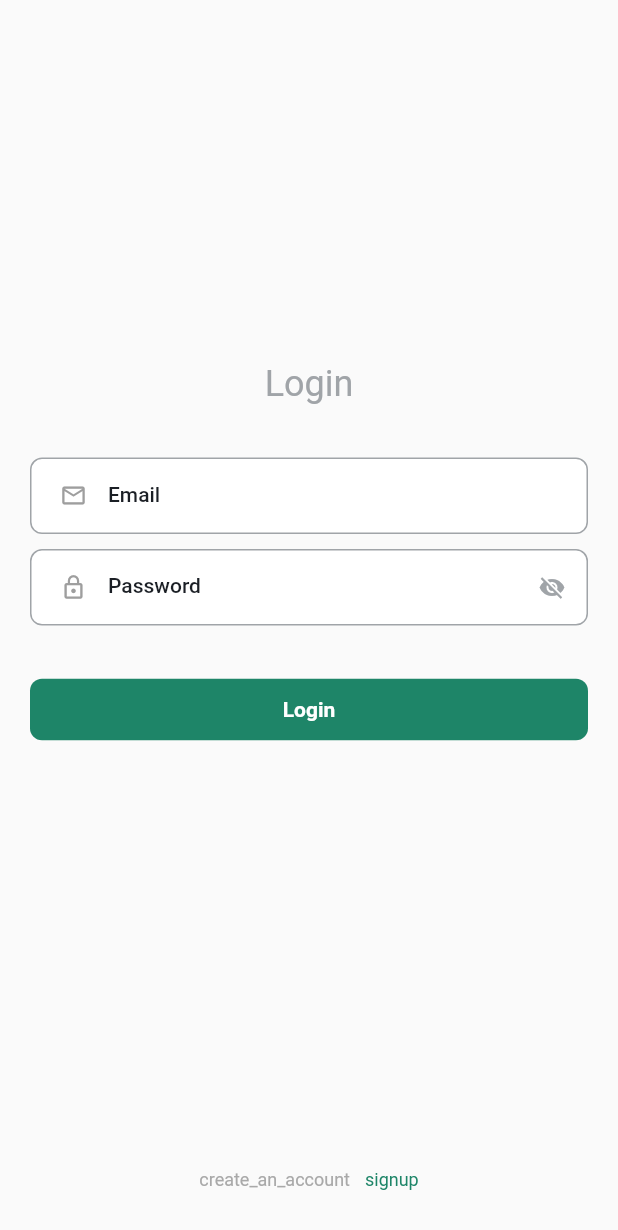
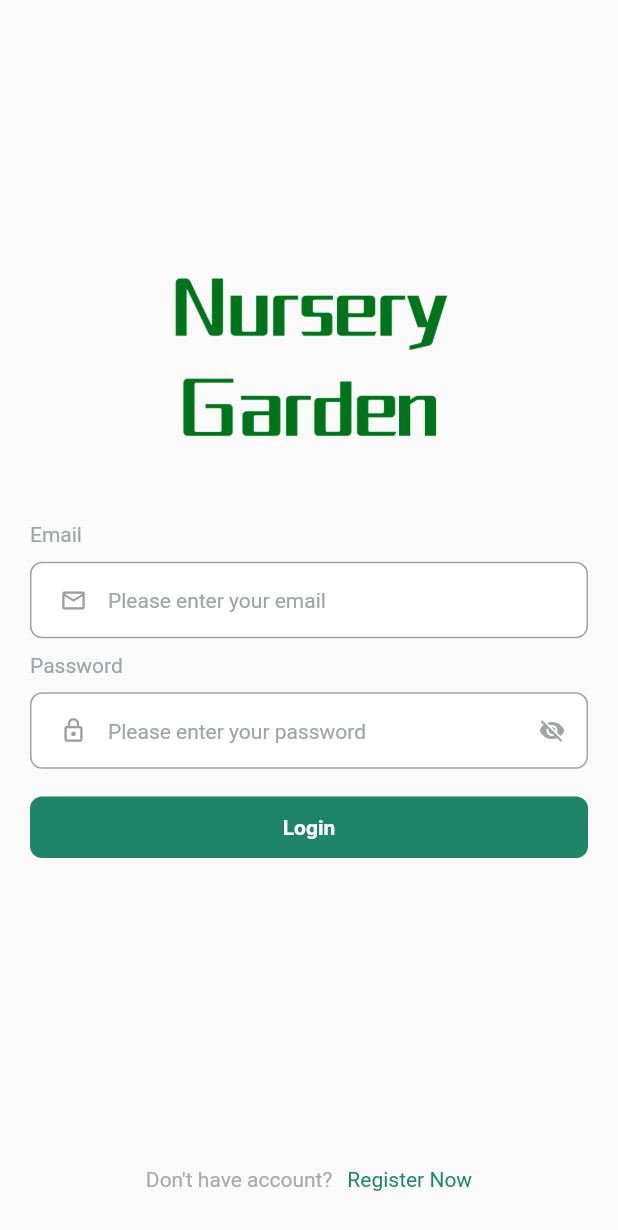
Before and after one commit to SimJiaYang/ng_app, a Flutter app: the screen it shows after launch, on a phone screen of 412 x 824 dp. Shown: the top 1230 px of the screen. Run offline on Flutter 3.47's test engine with Material 2 defaults, Android fonts, the phone set to English and light mode, and no system bars; our stand-ins replace connectivity_plus, dio, fluro, flutter_dotenv, get_it, shared_preferences.

Commit message:
Adjust the Login UI

```diff
--- a/lib/main.dart
+++ b/lib/main.dart
@@ -43,6 +43,8 @@ class _MyAppState extends State<MyApp> {
           debugShowCheckedModeBanner: false,
           navigatorKey: MyApp.navigatorKey,
           theme: ThemeData().copyWith(
+              colorScheme:
+                  ColorScheme.light().copyWith(background: Colors.white),
               primaryColor: Color.fromARGB(255, 30, 133, 104),
               useMaterial3: true),
         );
--- a/lib/util/dimensions.dart
+++ b/lib/util/dimensions.dart
@@ -12,5 +12,6 @@ class Dimensions {
   static const double PADDING_SIZE_LARGE = 20.0;
   static const double PADDING_SIZE_EXTRA_LARGE = 25.0;
 
+  static const double SPACING_SMALL = 10.0;
   static const int MESSAGE_INPUT_LENGTH = 250;
 }
--- a/lib/util/images.dart
+++ b/lib/util/images.dart
@@ -1,3 +1,4 @@
 class Images {
   static const String splash = 'assets/image/no_internet.jpg';
+  static const String app_icon = 'assets/image/app_icon.png';
 }
--- /dev/null
+++ b/lib/view/base/custom_space.dart
@@ -0,0 +1,26 @@
+import 'package:flutter/material.dart';
+import 'package:nurserygardenapp/util/dimensions.dart';
+
+class VerticalSpacing extends StatelessWidget {
+  final double? height;
+  const VerticalSpacing({this.height = Dimensions.SPACING_SMALL, super.key});
+
+  @override
+  Widget build(BuildContext context) {
+    return SizedBox(
+      height: height,
+    );
+  }
+}
+
+class HorizontalSpacing extends StatelessWidget {
+  final double? width;
+  const HorizontalSpacing({this.width = Dimensions.SPACING_SMALL, super.key});
+
+  @override
+  Widget build(BuildContext context) {
+    return SizedBox(
+      width: width,
+    );
+  }
+}
--- a/lib/view/screen/auth/login_screen.dart
+++ b/lib/view/screen/auth/login_screen.dart
@@ -2,9 +2,11 @@ import 'package:flutter/material.dart';
 import 'package:nurserygardenapp/providers/auth_provider.dart';
 import 'package:nurserygardenapp/util/color_resources.dart';
 import 'package:nurserygardenapp/util/dimensions.dart';
+import 'package:nurserygardenapp/util/images.dart';
 import 'package:nurserygardenapp/util/routes.dart';
 import 'package:nurserygardenapp/view/base/custom_button.dart';
 import 'package:nurserygardenapp/view/base/custom_snackbar.dart';
+import 'package:nurserygardenapp/view/base/custom_space.dart';
 import 'package:nurserygardenapp/view/base/custom_textfield.dart';
 import 'package:provider/provider.dart';
 
@@ -98,22 +100,29 @@ class _LoginScreenState extends State<LoginScreen> {
                                 crossAxisAlignment: CrossAxisAlignment.start,
                                 children: [
                                   Center(
-                                    child: Text('Login',
-                                        style: Theme.of(context)
-                                            .textTheme
-                                            .displaySmall!
-                                            .copyWith(
-                                              fontSize: 24,
-                                              color: ColorResources
-                                                  .COLOR_GREY_CHATEAU,
-                                            )),
+                                      child: Container(
+                                    height: 150,
+                                    width: 200,
+                                    child: Image.asset(
+                                      height: 150,
+                                      width: 150,
+                                      fit: BoxFit.contain,
+                                      Images.app_icon,
+                                    ),
+                                  )),
+                                  VerticalSpacing(
+                                    height: 25,
                                   ),
-                                  SizedBox(height: 25),
-                                  SizedBox(
-                                      height: Dimensions.PADDING_SIZE_SMALL),
+                                  VerticalSpacing(),
+                                  Text(
+                                    "Email",
+                                    style: TextStyle(
+                                        color:
+                                            ColorResources.COLOR_GREY_CHATEAU),
+                                  ),
+                                  VerticalSpacing(),
                                   CustomTextField(
-                                    label: 'Email',
-                                    hintText: 'examle@mail.com',
+                                    hintText: 'Please enter your email',
                                     isShowBorder: true,
                                     isShowPrefixIcon: true,
                                     prefixIconUrl: Icon(
@@ -126,11 +135,16 @@ class _LoginScreenState extends State<LoginScreen> {
                                     inputType: TextInputType.emailAddress,
                                     isApplyValidator: true,
                                   ),
-                                  SizedBox(
-                                      height: Dimensions.PADDING_SIZE_SMALL),
+                                  VerticalSpacing(),
+                                  Text(
+                                    "Password",
+                                    style: TextStyle(
+                                        color:
+                                            ColorResources.COLOR_GREY_CHATEAU),
+                                  ),
+                                  VerticalSpacing(),
                                   CustomTextField(
-                                    label: 'Password',
-                                    hintText: '*******',
+                                    hintText: 'Please enter your password',
                                     isShowBorder: true,
                                     isPassword: true,
                                     isShowPrefixIcon: true,
@@ -144,10 +158,9 @@ class _LoginScreenState extends State<LoginScreen> {
                                     inputAction: TextInputAction.done,
                                     isPasswordValidator: true,
                                   ),
-                                  SizedBox(height: 22),
-
-                                  // for login button
-                                  SizedBox(height: 10),
+                                  VerticalSpacing(
+                                    height: 15,
+                                  ),
                                   !authProvider.isLoading
                                       ? CustomButton(
                                           btnTxt: 'Login',
@@ -210,22 +223,22 @@ class _LoginScreenState extends State<LoginScreen> {
                       mainAxisAlignment: MainAxisAlignment.center,
                       children: [
                         Text(
-                          'create_an_account',
+                          'Don\'t have account?',
                           style: Theme.of(context)
                               .textTheme
                               .displayMedium!
                               .copyWith(
-                                  fontSize: Dimensions.FONT_SIZE_SMALL,
+                                  fontSize: Dimensions.FONT_SIZE_DEFAULT,
                                   color: ColorResources.COLOR_GREY),
                         ),
                         SizedBox(width: Dimensions.PADDING_SIZE_SMALL),
                         Text(
-                          'signup',
+                          'Register Now',
                           style: Theme.of(context)
                               .textTheme
                               .displaySmall!
                               .copyWith(
-                                  fontSize: Dimensions.FONT_SIZE_SMALL,
+                                  fontSize: Dimensions.FONT_SIZE_DEFAULT,
                                   color: Theme.of(context).primaryColor),
                         ),
                       ],
```
Also changed, not shown: assets/image/app_icon.png (added).
